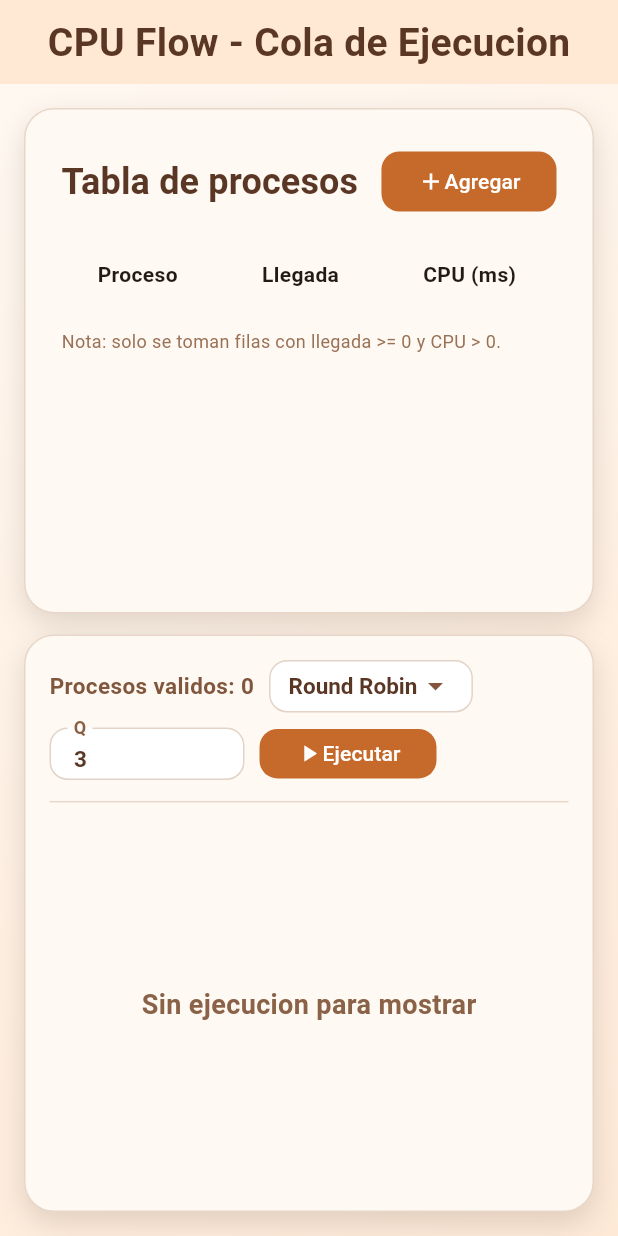
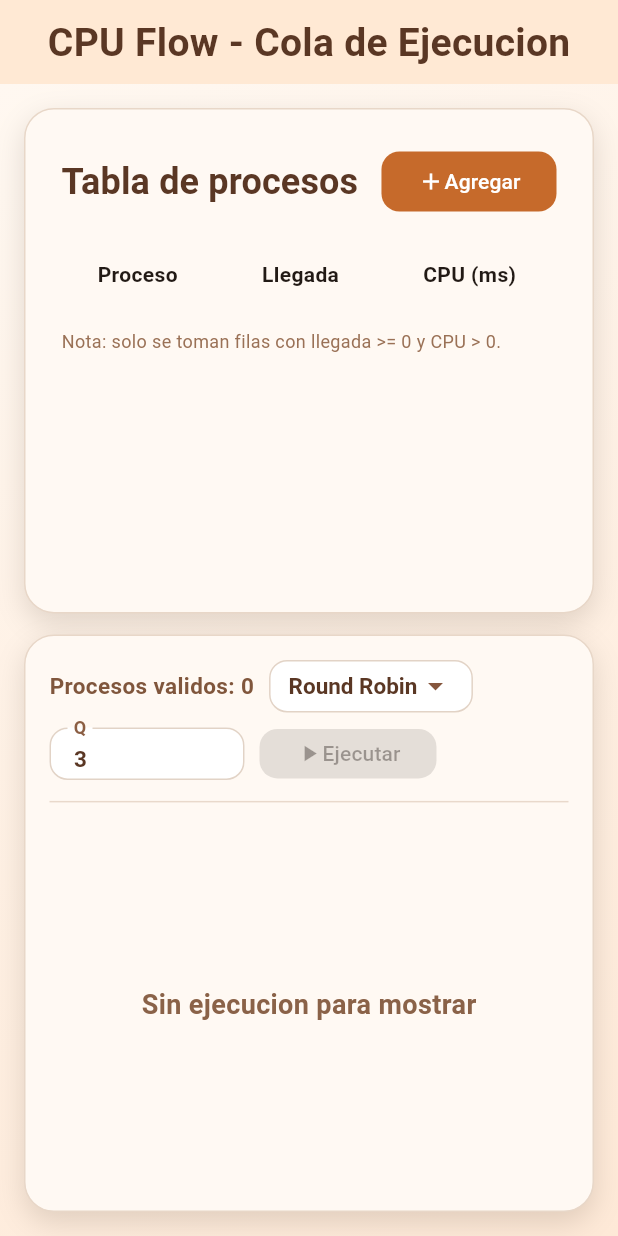
Before and after one commit to dylanroman03/cpu_flow_simulator, a Flutter app: the screen it shows after launch, on a phone screen of 412 x 824 dp. Run offline on Flutter 3.47's test engine with Material 3 defaults, Android fonts, the phone set to English and light mode, and no system bars; Roboto replaces fonts that are missing (Avenir).

Commit message:
feat: Enhance ProcessInputTable to return validation status and update CpuFlowScreen with enabledRun logic

```diff
--- a/lib/features/cpu_flow/presentation/cpu_flow_screen.dart
+++ b/lib/features/cpu_flow/presentation/cpu_flow_screen.dart
@@ -22,6 +22,8 @@ class CpuFlowScreen extends StatefulWidget {
 
 class _CpuFlowScreenState extends State<CpuFlowScreen> {
   static const double _controlHeight = 35;
+
+  bool enabledRun = false;
 
   List<Process> processes = <Process>[];
   List<ScheduleSlice> slices = <ScheduleSlice>[];
@@ -121,7 +123,8 @@ class _CpuFlowScreenState extends State<CpuFlowScreen> {
                   initialValues: processes,
                   onChanged: (value) {
                     setState(() {
-                      processes = value;
+                      processes = value.processes;
+                      enabledRun = !value.hasError && processes.isNotEmpty;
                     });
                   },
                 ),
@@ -161,10 +164,10 @@ class _CpuFlowScreenState extends State<CpuFlowScreen> {
                       _buildAlgorithmSelector(),
                       if (_selectedAlgorithm == _SchedulingAlgorithm.roundRobin)
                         _buildQuantumInput(),
-                      Container(
+                      SizedBox(
                         height: _controlHeight - 2,
                         child: ElevatedButton(
-                          onPressed: _runSimulation,
+                          onPressed: enabledRun ? _runSimulation : null,
                           child: Row(
                             mainAxisSize: MainAxisSize.min,
                             children: [
--- a/lib/features/cpu_flow/presentation/widgets/process_input_table.dart
+++ b/lib/features/cpu_flow/presentation/widgets/process_input_table.dart
@@ -4,6 +4,13 @@ import 'package:cpu_flow_simulator/features/cpu_flow/domain/entities/process.dar
 import 'package:cpu_flow_simulator/features/cpu_flow/presentation/tokens/custom_input_decoration.dart';
 import 'package:flutter/material.dart';
 import 'package:flutter/services.dart';
+
+class ProcessResponse {
+  ProcessResponse({required this.processes, required this.hasError});
+
+  final List<Process> processes;
+  final bool hasError;
+}
 
 class ProcessInputTable extends StatefulWidget {
   const ProcessInputTable({
@@ -12,7 +19,7 @@ class ProcessInputTable extends StatefulWidget {
     this.initialValues = const <Process>[],
   });
 
-  final ValueChanged<List<Process>>? onChanged;
+  final ValueChanged<ProcessResponse>? onChanged;
   final List<Process> initialValues;
 
   @override
@@ -21,6 +28,7 @@ class ProcessInputTable extends StatefulWidget {
 
 class _ProcessInputTableState extends State<ProcessInputTable> {
   final List<_ProcessRowDraft> _rows = <_ProcessRowDraft>[];
+  bool _hasError = false;
 
   @override
   void initState() {
@@ -72,7 +80,13 @@ class _ProcessInputTableState extends State<ProcessInputTable> {
       );
     }
 
-    widget.onChanged?.call(validProcesses);
+    setState(() {
+      _hasError = validProcesses.length != _rows.length;
+    });
+
+    widget.onChanged?.call(
+      ProcessResponse(processes: validProcesses, hasError: _hasError),
+    );
   }
 
   @override
@@ -192,10 +206,16 @@ class _ProcessInputTableState extends State<ProcessInputTable> {
             ),
           ),
           const SizedBox(height: 8),
-          const Text(
-            'Nota: solo se toman filas con llegada >= 0 y CPU > 0.',
-            style: TextStyle(color: AppTheme.textMuted, fontSize: 12),
-          ),
+          if (_hasError)
+            const Text(
+              'Error: Asegúrate de que todos los campos sean válidos.',
+              style: TextStyle(color: AppTheme.inputError, fontSize: 12),
+            )
+          else
+            const Text(
+              'Nota: solo se toman filas con llegada >= 0 y CPU > 0.',
+              style: TextStyle(color: AppTheme.textMuted, fontSize: 12),
+            ),
         ],
       ),
     );
```
